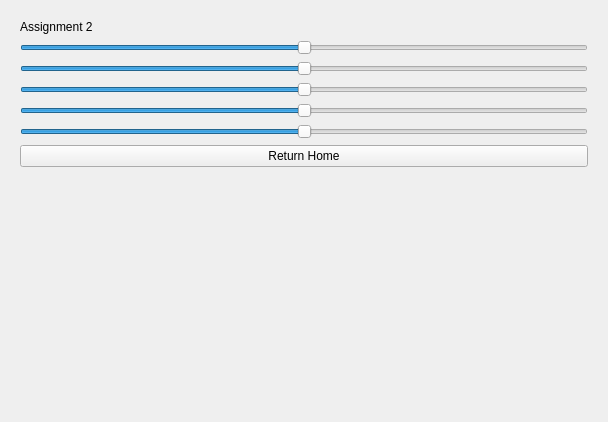
This is ES_MayaPy/resources/widget/Assignment2Widget/Widget.ui in Irregulator101/CIS410_Team5 as Qt 5 draws it before an edit. The edited form follows.
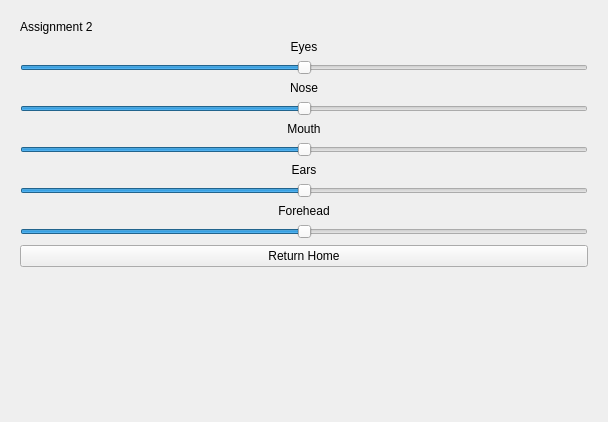
This is the edited form.

Commit message: Added Slider Functionality

The edit to the form file:
```diff
--- a/ES_MayaPy/resources/widget/Assignment2Widget/Widget.ui
+++ b/ES_MayaPy/resources/widget/Assignment2Widget/Widget.ui
@@ -24,6 +24,16 @@
         </property>
        </widget>
       </item>
+      <item>
+       <widget class="QLabel" name="label_2">
+        <property name="text">
+         <string>Eyes</string>
+        </property>
+        <property name="alignment">
+         <set>Qt::AlignCenter</set>
+        </property>
+       </widget>
+      </item>
       <item>
        <widget class="QSlider" name="eyes">
         <property name="minimum">
@@ -38,10 +48,29 @@
         <property name="orientation">
          <enum>Qt::Horizontal</enum>
         </property>
+        <property name="tickInterval">
+         <number>0</number>
+        </property>
+       </widget>
+      </item>
+      <item>
+       <widget class="QLabel" name="label_3">
+        <property name="text">
+         <string>Nose</string>
+        </property>
+        <property name="alignment">
+         <set>Qt::AlignCenter</set>
+        </property>
        </widget>
       </item>
       <item>
        <widget class="QSlider" name="nose">
+        <property name="sizePolicy">
+         <sizepolicy hsizetype="Expanding" vsizetype="Fixed">
+          <horstretch>0</horstretch>
+          <verstretch>0</verstretch>
+         </sizepolicy>
+        </property>
         <property name="minimum">
          <number>-100</number>
         </property>
@@ -53,6 +82,19 @@
         </property>
         <property name="orientation">
          <enum>Qt::Horizontal</enum>
+        </property>
+        <property name="tickInterval">
+         <number>0</number>
+        </property>
+       </widget>
+      </item>
+      <item>
+       <widget class="QLabel" name="label_4">
+        <property name="text">
+         <string>Mouth</string>
+        </property>
+        <property name="alignment">
+         <set>Qt::AlignCenter</set>
         </property>
        </widget>
       </item>
@@ -70,6 +112,19 @@
         <property name="orientation">
          <enum>Qt::Horizontal</enum>
         </property>
+        <property name="tickInterval">
+         <number>0</number>
+        </property>
+       </widget>
+      </item>
+      <item>
+       <widget class="QLabel" name="label_5">
+        <property name="text">
+         <string>Ears</string>
+        </property>
+        <property name="alignment">
+         <set>Qt::AlignCenter</set>
+        </property>
        </widget>
       </item>
       <item>
@@ -86,10 +141,29 @@
         <property name="orientation">
          <enum>Qt::Horizontal</enum>
         </property>
+        <property name="tickInterval">
+         <number>0</number>
+        </property>
+       </widget>
+      </item>
+      <item>
+       <widget class="QLabel" name="label_6">
+        <property name="text">
+         <string>Forehead</string>
+        </property>
+        <property name="alignment">
+         <set>Qt::AlignCenter</set>
+        </property>
        </widget>
       </item>
       <item>
        <widget class="QSlider" name="forehead">
+        <property name="sizePolicy">
+         <sizepolicy hsizetype="Expanding" vsizetype="Fixed">
+          <horstretch>0</horstretch>
+          <verstretch>0</verstretch>
+         </sizepolicy>
+        </property>
         <property name="minimum">
          <number>-100</number>
         </property>
@@ -99,9 +173,21 @@
         <property name="singleStep">
          <number>10</number>
         </property>
+        <property name="value">
+         <number>0</number>
+        </property>
+        <property name="sliderPosition">
+         <number>0</number>
+        </property>
         <property name="orientation">
          <enum>Qt::Horizontal</enum>
         </property>
+        <property name="tickPosition">
+         <enum>QSlider::NoTicks</enum>
+        </property>
+        <property name="tickInterval">
+         <number>0</number>
+        </property>
        </widget>
       </item>
       <item>
```
The commit also changes 3 other files.
